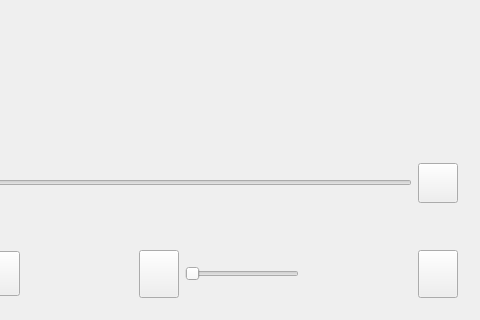
Qt form myVedioPlayer/widget.ui (qwd867/school-multi--media) before a commit; both pictures show x 520 to 1000 and y 280 to 600 of the 1000 by 600 pixel window.
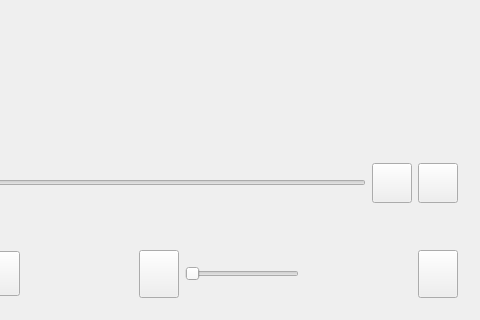
The same form after that commit. Icons and pictures are not drawn.

Commit message: 实现两种全屏方法：鼠标双击全屏or按钮点击全屏

The edit to the form file:
```diff
--- a/myVedioPlayer/widget.ui
+++ b/myVedioPlayer/widget.ui
@@ -241,6 +241,22 @@
         </property>
        </widget>
       </item>
+      <item>
+       <widget class="QPushButton" name="pushButton_fullscreen">
+        <property name="maximumSize">
+         <size>
+          <width>45</width>
+          <height>40</height>
+         </size>
+        </property>
+        <property name="styleSheet">
+         <string notr="true">border-image: url(:/new/prefix1/image/全屏.png);</string>
+        </property>
+        <property name="text">
+         <string/>
+        </property>
+       </widget>
+      </item>
       <item>
        <widget class="QPushButton" name="pushButton_playorder">
         <property name="maximumSize">
```
Left out of the diff: 2 changed lines with no effect on the pictures. The commit also changes 14 other files.
